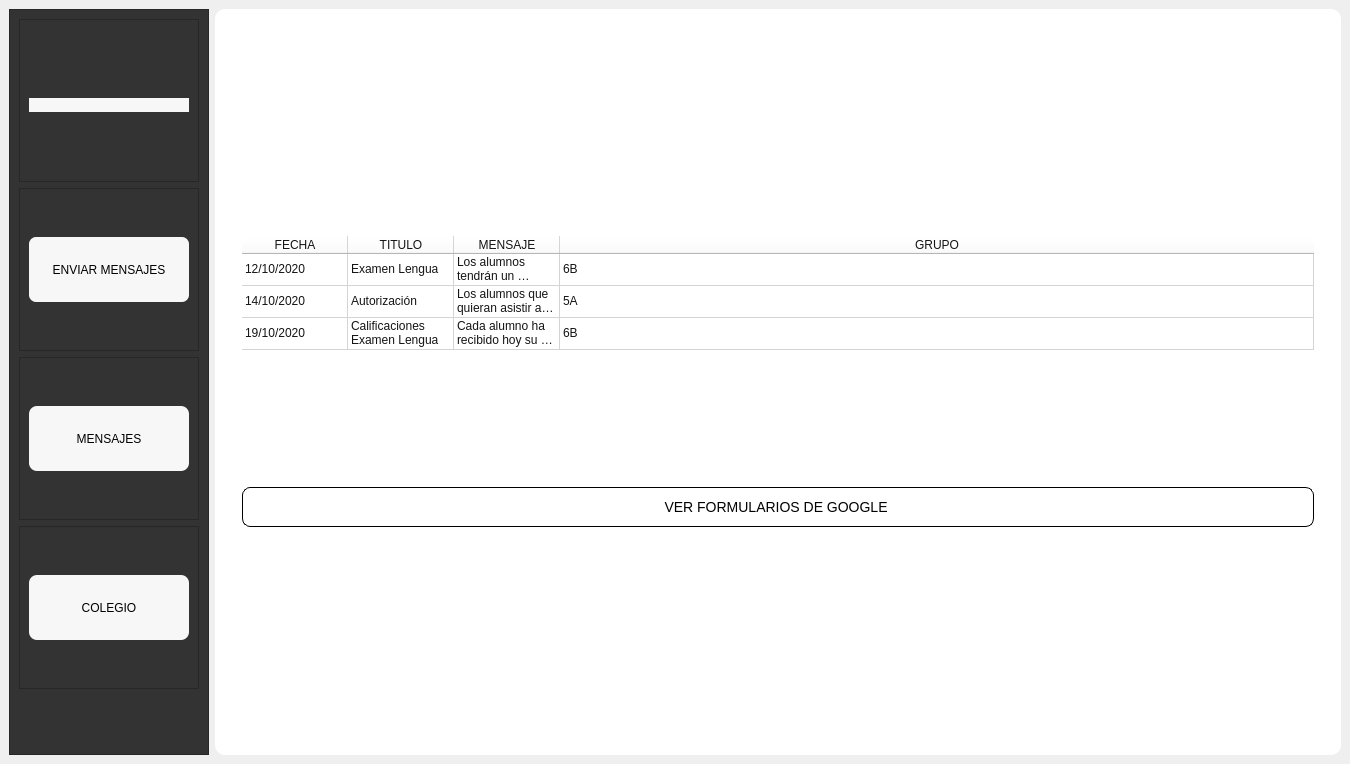
Qt form Presentacion/UI_Files/UI_menu.ui (eduardez/SISINT) before a commit.
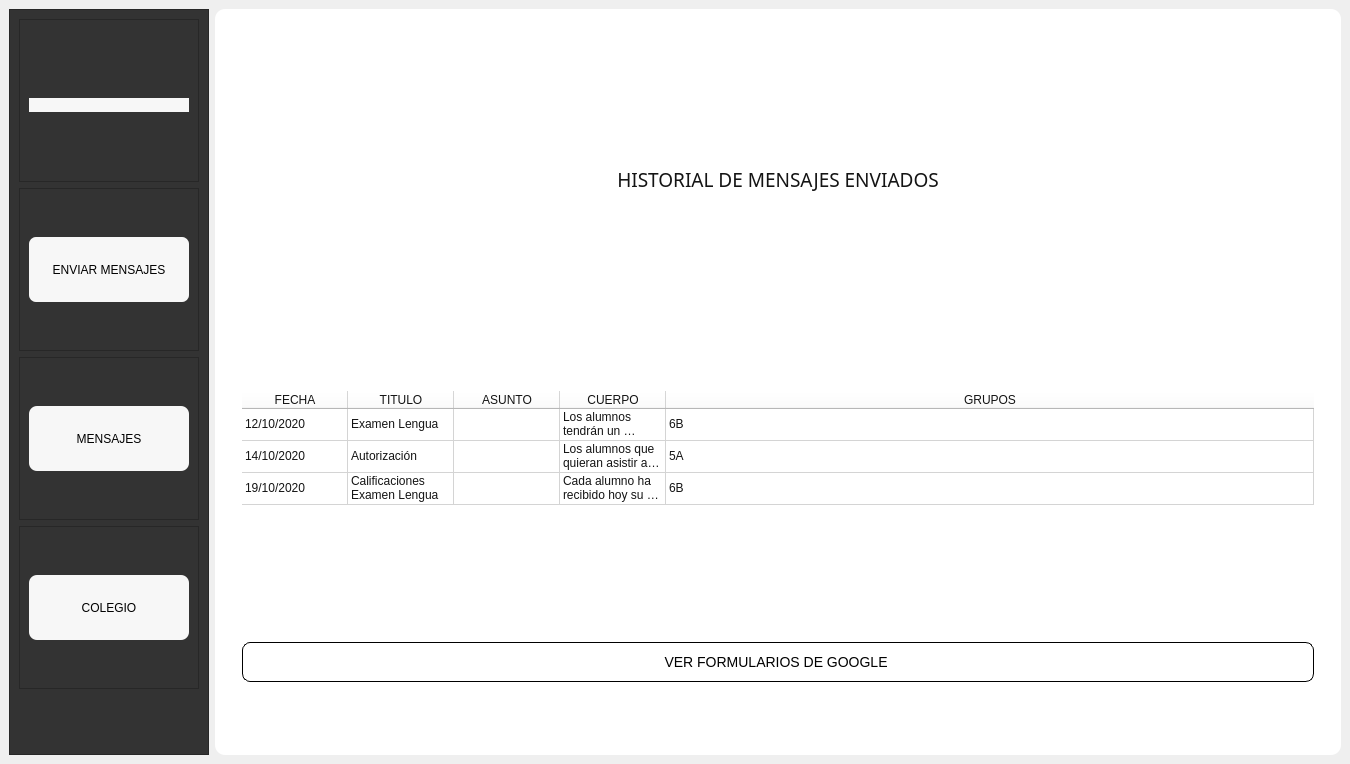
The same form after that commit. Icons and pictures are not drawn.

```diff
--- a/Presentacion/UI_Files/UI_menu.ui
+++ b/Presentacion/UI_Files/UI_menu.ui
@@ -866,10 +866,32 @@
           </layout>
          </widget>
          <widget class="QWidget" name="sw_mensajes">
-          <layout class="QVBoxLayout" name="verticalLayout_8" stretch="0">
+          <layout class="QVBoxLayout" name="verticalLayout_8" stretch="0,0">
            <property name="sizeConstraint">
             <enum>QLayout::SetMinimumSize</enum>
            </property>
+           <item>
+            <widget class="QLabel" name="lbl_mensajes">
+             <property name="font">
+              <font>
+               <family>century-gothic</family>
+               <pointsize>14</pointsize>
+               <weight>50</weight>
+               <italic>false</italic>
+               <bold>false</bold>
+              </font>
+             </property>
+             <property name="layoutDirection">
+              <enum>Qt::LeftToRight</enum>
+             </property>
+             <property name="text">
+              <string>HISTORIAL DE MENSAJES ENVIADOS</string>
+             </property>
+             <property name="alignment">
+              <set>Qt::AlignCenter</set>
+             </property>
+            </widget>
+           </item>
            <item>
             <widget class="QFrame" name="frame_2">
              <property name="sizePolicy">
@@ -968,12 +990,17 @@
                 </column>
                 <column>
                  <property name="text">
-                  <string>MENSAJE</string>
+                  <string>ASUNTO</string>
                  </property>
                 </column>
                 <column>
                  <property name="text">
-                  <string>GRUPO</string>
+                  <string>CUERPO</string>
+                 </property>
+                </column>
+                <column>
+                 <property name="text">
+                  <string>GRUPOS</string>
                  </property>
                 </column>
                 <item row="0" column="0">
@@ -986,13 +1013,13 @@
                   <string>Examen Lengua</string>
                  </property>
                 </item>
-                <item row="0" column="2">
-                 <property name="text">
-                  <string>Los alumnos tendrán un examen el próximo Lunes de Lengua</string>
-                 </property>
-                </item>
                 <item row="0" column="3">
                  <property name="text">
+                  <string>Los alumnos tendrán un examen el próximo Lunes de Lengua</string>
+                 </property>
+                </item>
+                <item row="0" column="4">
+                 <property name="text">
                   <string>6B</string>
                  </property>
                 </item>
@@ -1006,13 +1033,13 @@
                   <string>Autorización</string>
                  </property>
                 </item>
-                <item row="1" column="2">
-                 <property name="text">
-                  <string>Los alumnos que quieran asistir al teatro el proximo miercoles deberan entregar la autorización</string>
-                 </property>
-                </item>
                 <item row="1" column="3">
                  <property name="text">
+                  <string>Los alumnos que quieran asistir al teatro el proximo miercoles deberan entregar la autorización</string>
+                 </property>
+                </item>
+                <item row="1" column="4">
+                 <property name="text">
                   <string>5A</string>
                  </property>
                 </item>
@@ -1026,13 +1053,13 @@
                   <string>Calificaciones Examen Lengua</string>
                  </property>
                 </item>
-                <item row="2" column="2">
-                 <property name="text">
-                  <string>Cada alumno ha recibido hoy su calificación del examen realizado esta semana.</string>
-                 </property>
-                </item>
                 <item row="2" column="3">
                  <property name="text">
+                  <string>Cada alumno ha recibido hoy su calificación del examen realizado esta semana.</string>
+                 </property>
+                </item>
+                <item row="2" column="4">
+                 <property name="text">
                   <string>6B</string>
                  </property>
                 </item>
```
Left out of the diff: 24 changed lines with no effect on the pictures.
